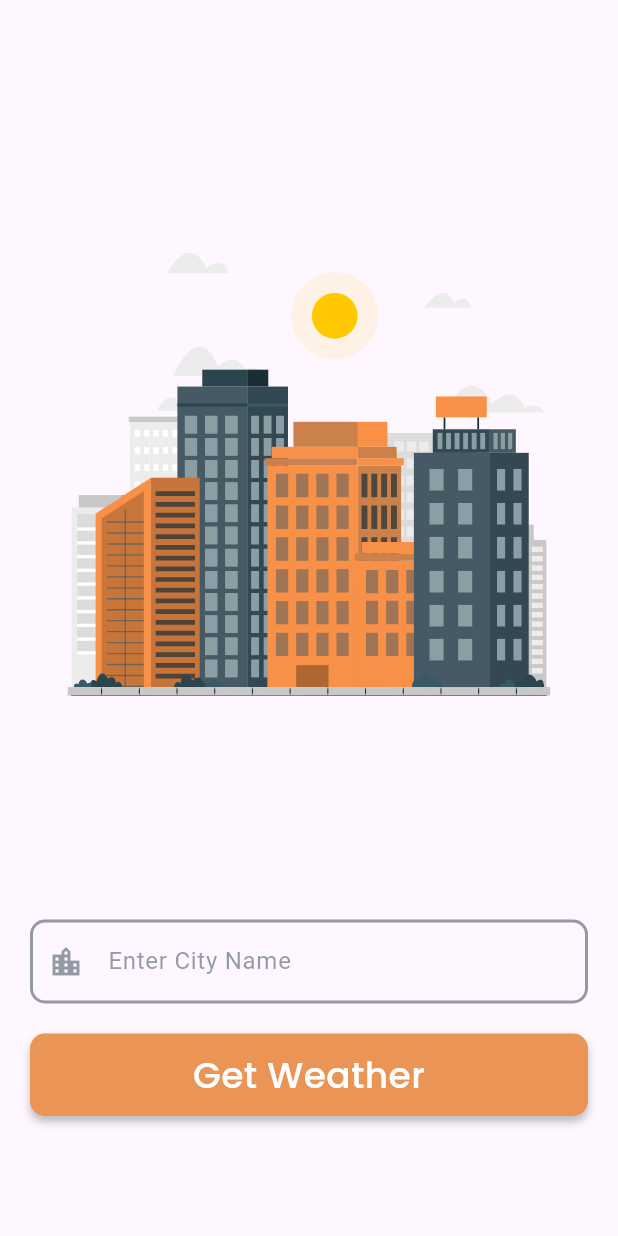
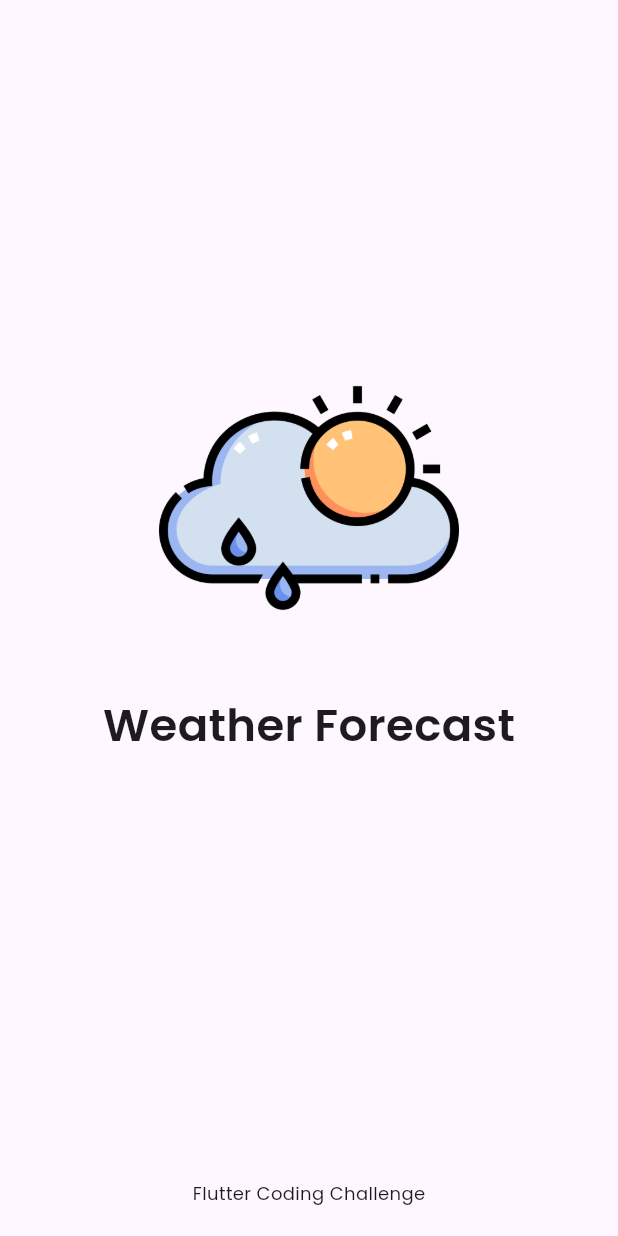
Before and after one commit to IT21175466/Weather-App, a Flutter app: the first screen one second after launch, on a phone screen of 412 x 824 dp. Run offline on Flutter 3.47's test engine with Material 2 defaults, Android fonts, the phone set to English and light mode, and no system bars; our stand-ins replace flutter_slidable, google_fonts, lottie, shared_preferences.

```diff
--- a/lib/main.dart
+++ b/lib/main.dart
@@ -1,6 +1,6 @@
 import 'package:flutter/material.dart';
 import 'package:provider/provider.dart';
-import 'package:weather_app/pages/CitySelectPage.dart';
+import 'package:weather_app/pages/SplashScreen.dart';
 import 'package:weather_app/provider/city_image_provider.dart';
 import 'package:weather_app/provider/get_city_provider.dart';
 import 'package:weather_app/provider/saved_location_provider.dart';
@@ -34,7 +34,7 @@ class MyApp extends StatelessWidget {
           colorScheme: ColorScheme.fromSeed(seedColor: Colors.deepPurple),
           useMaterial3: true,
         ),
-        home: const CitySelection(),
+        home: const SplashScreen(),
       ),
     );
   }
--- /dev/null
+++ b/lib/pages/SplashScreen.dart
@@ -0,0 +1,72 @@
+import 'dart:async';
+
+import 'package:flutter/material.dart';
+import 'package:google_fonts/google_fonts.dart';
+import 'package:weather_app/pages/CitySelectPage.dart';
+
+class SplashScreen extends StatefulWidget {
+  const SplashScreen({super.key});
+
+  @override
+  State<SplashScreen> createState() => _SplashScreenState();
+}
+
+class _SplashScreenState extends State<SplashScreen> {
+  @override
+  void initState() {
+    Timer(const Duration(seconds: 2), () {
+      Navigator.pushReplacement(
+        context,
+        MaterialPageRoute(builder: (context) => const CitySelection()),
+      );
+    });
+    super.initState();
+  }
+
+  @override
+  Widget build(BuildContext context) {
+    double screenWidth = MediaQuery.of(context).size.width;
+    double screenHeight = MediaQuery.of(context).size.height;
+
+    return Scaffold(
+      body: Container(
+        height: screenHeight,
+        width: screenWidth,
+        child: Column(
+          crossAxisAlignment: CrossAxisAlignment.center,
+          children: [
+            const Spacer(),
+            SizedBox(
+                height: 200,
+                width: 200,
+                child: Image.asset('lib/assets/images/weatherapp.png')),
+            const SizedBox(
+              height: 30,
+            ),
+            Text(
+              'Weather Forecast',
+              style: GoogleFonts.poppins(
+                fontSize: 30,
+                fontWeight: FontWeight.w600,
+              ),
+            ),
+            const Spacer(),
+            const SizedBox(
+              height: 50,
+            ),
+            Text(
+              'Flutter Coding Challenge',
+              style: GoogleFonts.poppins(
+                fontSize: 12,
+                fontWeight: FontWeight.w400,
+              ),
+            ),
+            const SizedBox(
+              height: 20,
+            ),
+          ],
+        ),
+      ),
+    );
+  }
+}
```
Also changed, not shown: lib/assets/images/weatherapp.png (added).
